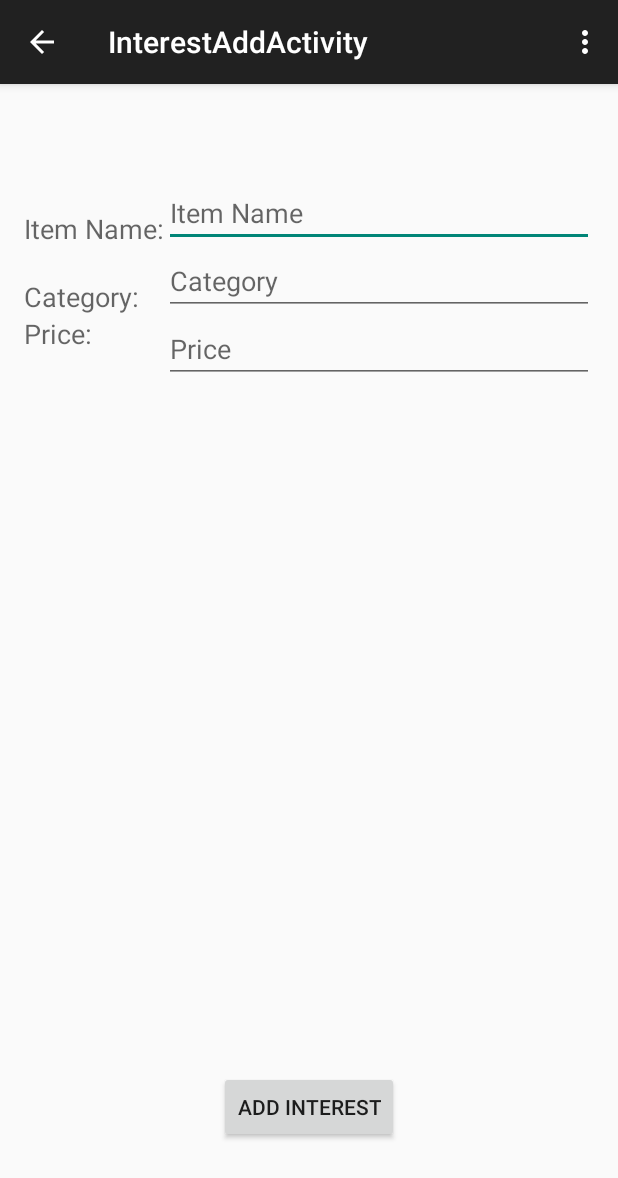
After one commit to as005448/2340project, an Android app: the InterestAddActivity screen opened directly, with no data from a screen before it, on a phone screen of 412 x 824 dp. The commit adds this screen. Shown: the top 1178 px of the screen. Run offline under Robolectric (Android 15) with nearby library versions, the phone set to English and light mode, and no system bars.

Commit message:
interest function added

```diff
--- /dev/null
+++ b/app/src/main/java/com/example/user/binarybeast/view/InterestAddActivity.java
@@ -0,0 +1,62 @@
+package com.example.user.binarybeast.view;
+
+import android.support.v7.app.ActionBarActivity;
+import android.os.Bundle;
+import android.view.Menu;
+import android.view.MenuItem;
+import android.view.View;
+import android.widget.EditText;
+import android.widget.Toast;
+
+import com.example.user.binarybeast.R;
+
+public class InterestAddActivity extends ActionBarActivity {
+    EditText itemName;
+    EditText category;
+    EditText price;
+    @Override
+    protected void onCreate(Bundle savedInstanceState) {
+        super.onCreate(savedInstanceState);
+        setContentView(R.layout.activity_interest_add);
+        getSupportActionBar().setDisplayHomeAsUpEnabled(true);
+
+        itemName = (EditText) findViewById(R.id.itemName);
+        category = (EditText) findViewById(R.id.category);
+        price = (EditText) findViewById(R.id.price);
+    }
+
+
+    @Override
+    public boolean onCreateOptionsMenu(Menu menu) {
+        // Inflate the menu; this adds items to the action bar if it is present.
+        getMenuInflater().inflate(R.menu.menu_interest_add, menu);
+        return true;
+    }
+
+    @Override
+    public boolean onOptionsItemSelected(MenuItem item) {
+        // Handle action bar item clicks here. The action bar will
+        // automatically handle clicks on the Home/Up button, so long
+        // as you specify a parent activity in AndroidManifest.xml.
+        int id = item.getItemId();
+
+        //noinspection SimplifiableIfStatement
+        if (id == R.id.action_settings) {
+            return true;
+        }
+
+        return super.onOptionsItemSelected(item);
+    }
+
+    public void submitInterest(View view) {
+        String iName = itemName.getText().toString();
+        String cName = category.getText().toString();
+        String pName = price.getText().toString();
+
+        if (MainActivity.helper.addInterest(iName, cName, pName)) {
+            Toast.makeText(InterestAddActivity.this, "Interest added", Toast.LENGTH_LONG).show();
+        } else {
+            Toast.makeText(InterestAddActivity.this, "Add Interest fail", Toast.LENGTH_LONG).show();
+        }
+    }
+}
--- a/app/src/main/java/com/example/user/binarybeast/view/MainActivity.java
+++ b/app/src/main/java/com/example/user/binarybeast/view/MainActivity.java
@@ -29,9 +29,9 @@ public class MainActivity extends Activity {
         if (helper == null) {
             helper = new Helper(getApplicationContext());
         }
-        if(UserDBHandler.ctx == null){
-            UserDBHandler.ctx = this;
-        }
+//        if(UserDBHandler.ctx == null){
+//            UserDBHandler.ctx = this;
+//        }
     }
 
 
--- /dev/null
+++ b/app/src/main/res/layout/activity_interest_add.xml
@@ -0,0 +1,89 @@
+<RelativeLayout xmlns:android="http://schemas.android.com/apk/res/android"
+    xmlns:tools="http://schemas.android.com/tools" android:layout_width="match_parent"
+    android:layout_height="match_parent" android:paddingLeft="@dimen/activity_horizontal_margin"
+    android:paddingRight="@dimen/activity_horizontal_margin"
+    android:paddingTop="@dimen/activity_vertical_margin"
+    android:paddingBottom="@dimen/activity_vertical_margin"
+    tools:context="com.example.user.binarybeast.view.InterestAddActivity">
+
+
+    <TextView
+        android:layout_width="wrap_content"
+        android:layout_height="wrap_content"
+        android:textAppearance="?android:attr/textAppearanceMedium"
+        android:text="Item Name:"
+        android:id="@+id/textView9"
+        android:layout_alignParentTop="true"
+        android:layout_alignParentLeft="true"
+        android:layout_alignParentStart="true"
+        android:layout_marginTop="68dp" />
+
+    <EditText
+        android:layout_width="wrap_content"
+        android:layout_height="wrap_content"
+        android:inputType="textPersonName"
+        android:hint="Item Name"
+        android:ems="10"
+        android:id="@+id/itemName"
+        android:layout_alignBottom="@+id/textView9"
+        android:layout_toRightOf="@+id/textView9"
+        android:layout_alignParentRight="true"
+        android:layout_alignParentEnd="true" />
+
+    <TextView
+        android:layout_width="wrap_content"
+        android:layout_height="wrap_content"
+        android:textAppearance="?android:attr/textAppearanceMedium"
+        android:text="Category:"
+        android:id="@+id/textView10"
+        android:layout_alignBottom="@+id/category"
+        android:layout_alignParentLeft="true"
+        android:layout_alignParentStart="true" />
+
+    <EditText
+        android:layout_width="wrap_content"
+        android:layout_height="wrap_content"
+        android:inputType="textPersonName"
+        android:hint="Category"
+        android:ems="10"
+        android:id="@+id/category"
+        android:layout_below="@+id/itemName"
+        android:layout_alignLeft="@+id/itemName"
+        android:layout_alignStart="@+id/itemName"
+        android:layout_alignRight="@+id/itemName"
+        android:layout_alignEnd="@+id/itemName" />
+
+    <TextView
+        android:layout_width="wrap_content"
+        android:layout_height="wrap_content"
+        android:textAppearance="?android:attr/textAppearanceMedium"
+        android:text="Price:"
+        android:id="@+id/textView11"
+        android:layout_below="@+id/category"
+        android:layout_alignParentLeft="true"
+        android:layout_alignParentStart="true" />
+
+    <EditText
+        android:layout_width="wrap_content"
+        android:layout_height="wrap_content"
+        android:inputType="textPersonName"
+        android:hint="Price"
+        android:ems="10"
+        android:id="@+id/price"
+        android:layout_alignTop="@+id/textView11"
+        android:layout_alignRight="@+id/category"
+        android:layout_alignEnd="@+id/category"
+        android:layout_alignLeft="@+id/category"
+        android:layout_alignStart="@+id/category" />
+
+    <Button
+        android:layout_width="wrap_content"
+        android:layout_height="wrap_content"
+        android:text="Add Interest"
+        android:id="@+id/button_addInterest"
+        android:onClick="submitInterest"
+        android:layout_centerHorizontal="true"
+        android:layout_alignParentBottom="true"
+        android:layout_marginBottom="46dp" />
+
+</RelativeLayout>
--- /dev/null
+++ b/app/src/main/res/menu/menu_interest_add.xml
@@ -0,0 +1,7 @@
+<menu xmlns:android="http://schemas.android.com/apk/res/android"
+    xmlns:app="http://schemas.android.com/apk/res-auto"
+    xmlns:tools="http://schemas.android.com/tools"
+    tools:context="com.example.user.binarybeast.view.InterestAddActivity">
+    <item android:id="@+id/action_settings" android:title="@string/action_settings"
+        android:orderInCategory="100" app:showAsAction="never" />
+</menu>
--- a/app/src/main/res/values/strings.xml
+++ b/app/src/main/res/values/strings.xml
@@ -12,5 +12,7 @@
     <string name="title_section2">Section 2</string>
     <string name="title_section3">Section 3</string>
     <string name="title_activity_friend_adder">FriendAdderActivity</string>
+    <string name="title_activity_interest_add">InterestAddActivity</string>
+    <string name="title_activity_interest_list">InterestListActivity</string>
 
 </resources>
```
Also changed, not shown: app/src/main/AndroidManifest.xml (+28 -12 lines), app/src/main/java/com/example/user/binarybeast/helper/Helper.java (+19 -1 lines), app/src/main/java/com/example/user/binarybeast/helper/UserDBHandler.java (+68 -3 lines), app/src/main/java/com/example/user/binarybeast/model/Interest.java (added, +51 -0 lines), app/src/main/java/com/example/user/binarybeast/view/InterestListActivity.java (added, +58 -0 lines), app/src/main/java/com/example/user/binarybeast/view/MyMain.java (+26 -0 lines), app/src/main/res/layout/activity_interest_list.xml (added, +16 -0 lines), app/src/main/res/layout/tab01.xml (+8 -0 lines), app/src/main/res/layout/tab03.xml (+28 -9 lines), app/src/main/res/menu/menu_interest_list.xml (added, +7 -0 lines).
